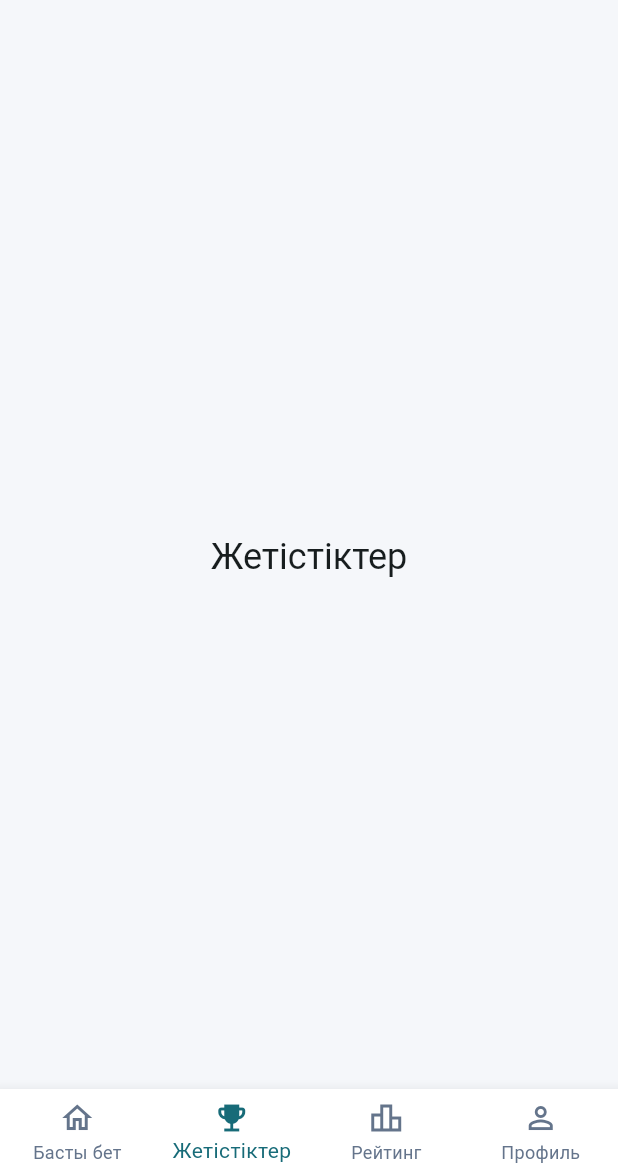
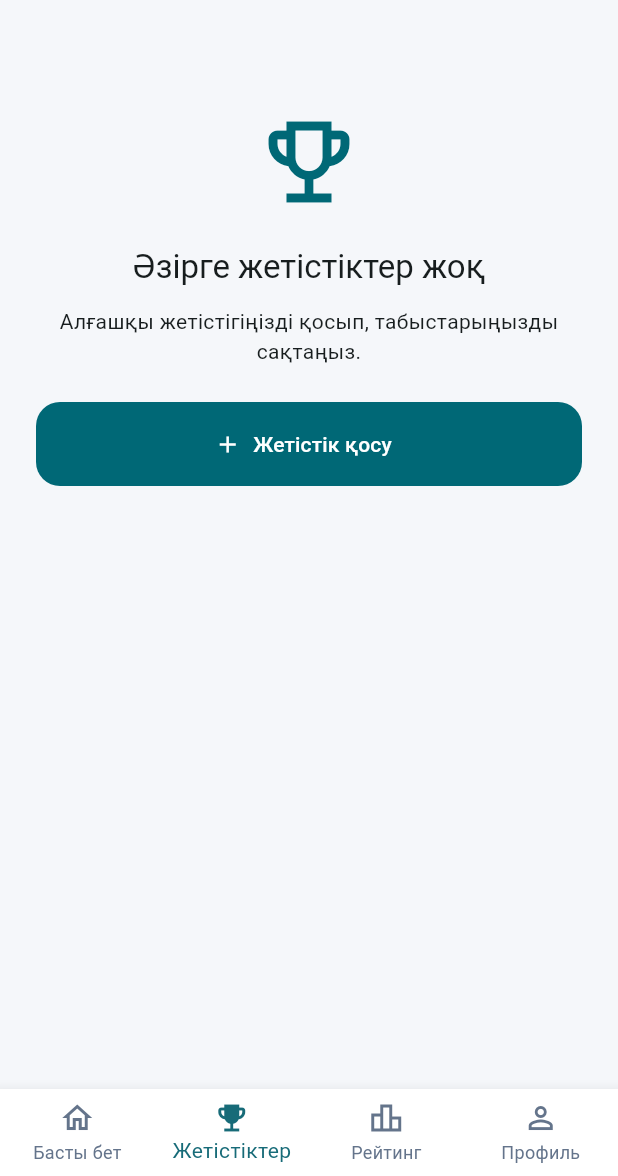
Before and after one commit to bekw-eg/Dareje, a Flutter app: the MainScreen screen opened directly with empty values, item 2 of the bottom bar chosen, on a phone screen of 412 x 824 dp, the part 60-1236 px from its top. Run offline on Flutter 3.47's test engine with Material 3 defaults, Android fonts, the phone set to English and light mode, and no system bars; our stand-ins replace shared_preferences; missing offline and left inert: cryptography; accounts and stored records are empty.

Commit message:
feat: add student achievements with local per-account storage

```diff
--- /dev/null
+++ b/lib/models/achievement.dart
@@ -0,0 +1,36 @@
+class Achievement {
+  const Achievement({
+    required this.title,
+    required this.description,
+    required this.category,
+    required this.date,
+  });
+
+  static const categories = [
+    'Academic',
+    'Programming',
+    'Projects',
+    'Sport',
+    'Volunteering',
+    'Other',
+  ];
+
+  final String title;
+  final String description;
+  final String category;
+  final DateTime date;
+
+  factory Achievement.fromJson(Map<String, dynamic> json) => Achievement(
+    title: json['title'] as String,
+    description: json['description'] as String,
+    category: json['category'] as String,
+    date: DateTime.parse(json['date'] as String),
+  );
+
+  Map<String, String> toJson() => {
+    'title': title,
+    'description': description,
+    'category': category,
+    'date': date.toIso8601String(),
+  };
+}
--- /dev/null
+++ b/lib/screens/achievements_screen.dart
@@ -0,0 +1,149 @@
+import 'package:flutter/material.dart';
+
+import '../models/achievement.dart';
+import '../services/local_achievement_service.dart';
+import '../utils/achievement_date.dart';
+import 'add_achievement_screen.dart';
+
+class AchievementsScreen extends StatefulWidget {
+  const AchievementsScreen({super.key, required this.service});
+
+  final LocalAchievementService service;
+
+  @override
+  State<AchievementsScreen> createState() => _AchievementsScreenState();
+}
+
+class _AchievementsScreenState extends State<AchievementsScreen> {
+  late Future<List<Achievement>> _loading;
+
+  @override
+  void initState() {
+    super.initState();
+    _loading = widget.service.load();
+  }
+
+  Future<void> _add() async {
+    final saved = await Navigator.of(context).push<bool>(
+      MaterialPageRoute(
+        builder: (_) => AddAchievementScreen(service: widget.service),
+      ),
+    );
+    if (saved == true && mounted) {
+      _reload();
+    }
+  }
+
+  void _reload() {
+    setState(() {
+      _loading = widget.service.load();
+    });
+  }
+
+  @override
+  Widget build(BuildContext context) {
+    return FutureBuilder<List<Achievement>>(
+      future: _loading,
+      builder: (context, snapshot) {
+        if (snapshot.connectionState != ConnectionState.done) {
+          return const Center(child: CircularProgressIndicator());
+        }
+        return Center(
+          child: ConstrainedBox(
+            constraints: const BoxConstraints(maxWidth: 648),
+            child: snapshot.hasError
+                ? ListView(
+                    padding: const EdgeInsets.all(24),
+                    children: [
+                      const Text(
+                        'Жетістіктерді жүктеу мүмкін болмады.',
+                        textAlign: TextAlign.center,
+                      ),
+                      const SizedBox(height: 16),
+                      FilledButton(
+                        onPressed: _reload,
+                        child: const Text('Қайта көру'),
+                      ),
+                    ],
+                  )
+                : _buildList(snapshot.data!),
+          ),
+        );
+      },
+    );
+  }
+
+  Widget _buildList(List<Achievement> achievements) {
+    return ListView.builder(
+      padding: const EdgeInsets.all(24),
+      itemCount: achievements.length + 1,
+      itemBuilder: (context, index) {
+        if (index == 0) {
+          return Column(
+            crossAxisAlignment: CrossAxisAlignment.stretch,
+            children: [
+              if (achievements.isEmpty) ...[
+                const SizedBox(height: 32),
+                Icon(
+                  Icons.emoji_events_outlined,
+                  size: 72,
+                  color: Theme.of(context).colorScheme.primary,
+                ),
+                const SizedBox(height: 20),
+                Text(
+                  'Әзірге жетістіктер жоқ',
+                  textAlign: TextAlign.center,
+                  style: Theme.of(context).textTheme.titleLarge,
+                ),
+                const SizedBox(height: 12),
+                const Text(
+                  'Алғашқы жетістігіңізді қосып, табыстарыңызды сақтаңыз.',
+                  textAlign: TextAlign.center,
+                ),
+                const SizedBox(height: 24),
+              ],
+              FilledButton.icon(
+                onPressed: _add,
+                icon: const Icon(Icons.add),
+                label: const Text('Жетістік қосу'),
+              ),
+              const SizedBox(height: 20),
+            ],
+          );
+        }
+        final achievement = achievements[index - 1];
+        return Card(
+          margin: const EdgeInsets.only(bottom: 16),
+          child: Padding(
+            padding: const EdgeInsets.all(20),
+            child: Column(
+              crossAxisAlignment: CrossAxisAlignment.start,
+              children: [
+                Text(
+                  achievement.title,
+                  style: Theme.of(context).textTheme.titleMedium,
+                ),
+                const SizedBox(height: 8),
+                Wrap(
+                  spacing: 16,
+                  runSpacing: 8,
+                  crossAxisAlignment: WrapCrossAlignment.center,
+                  children: [
+                    Chip(label: Text(achievement.category)),
+                    Text(formatAchievementDate(achievement.date)),
+                  ],
+                ),
+                const SizedBox(height: 8),
+                Text(
+                  achievement.description,
+                  maxLines: 3,
+                  overflow: TextOverflow.ellipsis,
+                ),
+              ],
+            ),
+          ),
+        );
+      },
+    );
+  }
+}
--- a/lib/screens/main_screen.dart
+++ b/lib/screens/main_screen.dart
@@ -1,5 +1,7 @@
 import 'package:flutter/material.dart';
 import '../services/local_auth_service.dart';
+import '../services/local_achievement_service.dart';
+import 'achievements_screen.dart';
 import 'home_screen.dart';
 import 'placeholder_screen.dart';
 
@@ -15,6 +17,9 @@ class MainScreen extends StatefulWidget {
 class _MainScreenState extends State<MainScreen> {
   int _selectedIndex = 0;
   bool _isSigningOut = false;
+  late final _achievementService = LocalAchievementService(
+    login: widget.authService.currentUser!.login,
+  );
 
   static const _titles = ['Басты бет', 'Жетістіктер', 'Рейтинг', 'Профиль'];
   Future<void> _logout() async {
@@ -36,8 +41,11 @@ class _MainScreenState extends State<MainScreen> {
   @override
   Widget build(BuildContext context) {
     final pages = [
-      HomeScreen(firstName: widget.authService.currentUser!.firstName),
-      const PlaceholderScreen(title: 'Жетістіктер'),
+      HomeScreen(
+        firstName: widget.authService.currentUser!.firstName,
+        onAddAchievement: () => setState(() => _selectedIndex = 1),
+      ),
+      AchievementsScreen(service: _achievementService),
       const PlaceholderScreen(title: 'Рейтинг'),
       const PlaceholderScreen(title: 'Профиль'),
     ];
--- /dev/null
+++ b/lib/services/local_achievement_service.dart
@@ -0,0 +1,38 @@
+import 'dart:convert';
+
+import 'package:shared_preferences/shared_preferences.dart';
+
+import '../models/achievement.dart';
+
+class LocalAchievementService {
+  LocalAchievementService({
+    required String login,
+    SharedPreferencesAsync? preferences,
+  }) : _storageKey = 'dareje.achievements.v1.${login.trim().toLowerCase()}',
+       _providedPreferences = preferences;
+
+  // Отдельный ключ для каждого аккаунта; выход не удаляет достижения.
+  final String _storageKey;
+  final SharedPreferencesAsync? _providedPreferences;
+  late final SharedPreferencesAsync _preferences =
+      _providedPreferences ?? SharedPreferencesAsync();
+
+  Future<List<Achievement>> load() async {
+    final saved = await _preferences.getString(_storageKey);
+    if (saved == null) return [];
+    return (jsonDecode(saved) as List<dynamic>)
+        .map((item) => Achievement.fromJson(item as Map<String, dynamic>))
+        .toList();
+  }
+
+  Future<void> add(Achievement achievement) async {
+    final achievements = await load();
+    await _preferences.setString(
+      _storageKey,
+      jsonEncode([
+        achievement.toJson(),
+        ...achievements.map((item) => item.toJson()),
+      ]),
+    );
+  }
+}
--- /dev/null
+++ b/lib/utils/achievement_date.dart
@@ -0,0 +1,17 @@
+String formatAchievementDate(DateTime date) =>
+    '${date.day.toString().padLeft(2, '0')}.'
+    '${date.month.toString().padLeft(2, '0')}.'
+    '${date.year.toString().padLeft(4, '0')}';
+
+DateTime? parseAchievementDate(String value) {
+  final match = RegExp(r'^(\d{2})\.(\d{2})\.(\d{4})$').firstMatch(value.trim());
+  if (match == null) return null;
+  final day = int.parse(match[1]!);
+  final month = int.parse(match[2]!);
+  final year = int.parse(match[3]!);
+  final date = DateTime(year, month, day);
+  if (year < 1 || date.year != year || date.month != month || date.day != day) {
+    return null;
+  }
+  return date;
+}
```
Also changed, not shown: lib/screens/add_achievement_screen.dart (added, +184 -0 lines), lib/screens/home_screen.dart (+7 -10 lines), 3 other files.
